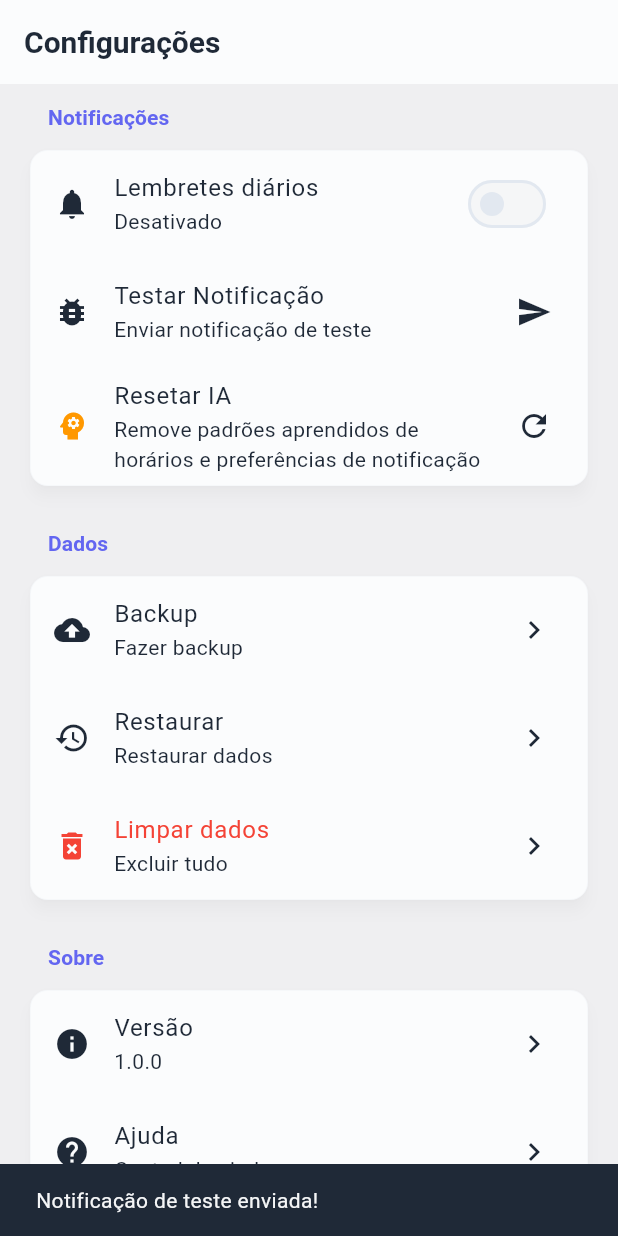
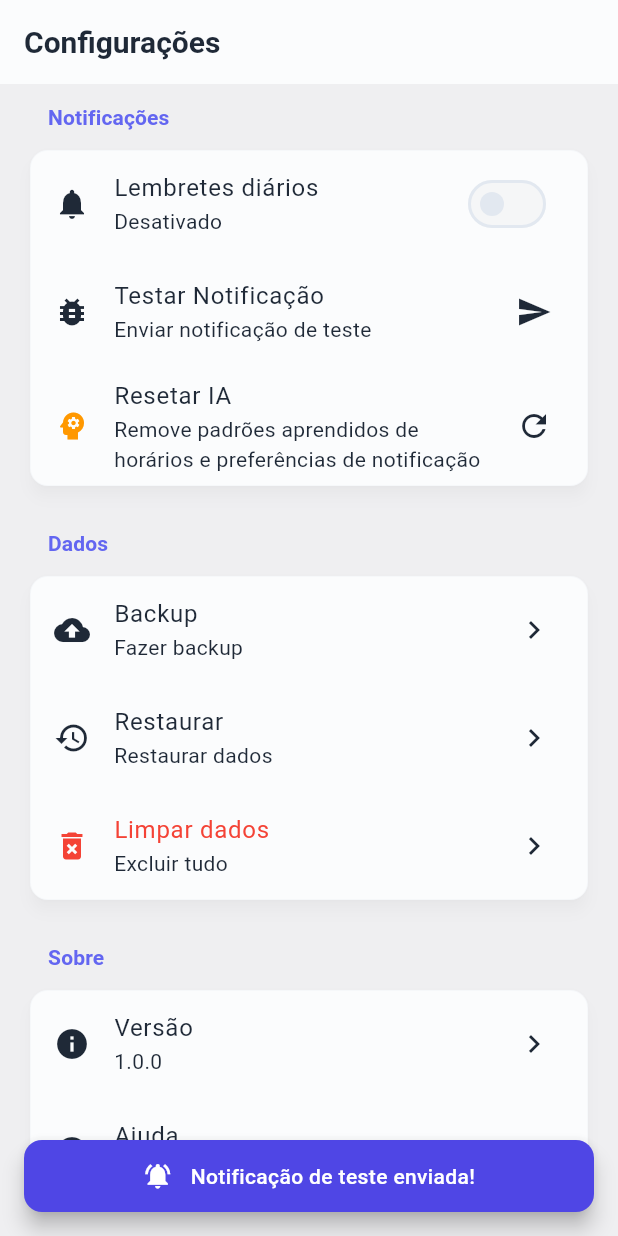
Before and after one commit to eduardopahl/mood_dot, a Flutter app: the SettingsPage screen opened directly, scrolled down 208 dp, after a tap on "Testar Notificação", on a phone screen of 412 x 824 dp. Run offline on Flutter 3.47's test engine with Material 3 defaults, Android fonts, the phone set to English and light mode, and no system bars; our stand-ins replace fl_chart, flutter_local_notifications, flutter_riverpod, hive, hive_flutter, shared_preferences; accounts and stored records are empty.

Commit message:
feat: implement standardized SnackBar system

```diff
--- a/lib/presentation/pages/home_page.dart
+++ b/lib/presentation/pages/home_page.dart
@@ -5,6 +5,7 @@ import '../providers/mood_providers.dart';
 import '../../domain/entities/mood_entry.dart';
 import 'add_mood_page.dart';
 import '../widgets/daily_mood_card.dart';
+import '../widgets/app_snackbar.dart';
 import '../theme/app_theme.dart';
 
 // Provider para controlar se devemos mostrar histórico completo
@@ -413,9 +414,7 @@ class HomePage extends ConsumerWidget {
       ref.invalidate(moodEntriesProvider);
 
       if (context.mounted) {
-        ScaffoldMessenger.of(context).showSnackBar(
-          const SnackBar(content: Text('Registro excluído com sucesso')),
-        );
+        AppSnackBar.showSuccess(context, 'Registro excluído com sucesso');
       }
     }
   }
--- a/lib/presentation/pages/settings_page.dart
+++ b/lib/presentation/pages/settings_page.dart
@@ -2,6 +2,7 @@ import 'package:flutter/material.dart';
 import 'package:flutter_riverpod/flutter_riverpod.dart';
 import '../providers/theme_provider.dart';
 import '../providers/reminder_provider.dart';
+import '../widgets/app_snackbar.dart';
 
 class SettingsPage extends ConsumerWidget {
   const SettingsPage({super.key});
@@ -198,8 +199,9 @@ class SettingsPage extends ConsumerWidget {
       onTap: () async {
         debugPrint('Test button pressed');
         await ref.read(reminderStateProvider.notifier).testNotification();
-        ScaffoldMessenger.of(context).showSnackBar(
-          const SnackBar(content: Text('Notificação de teste enviada!')),
+        AppSnackBar.showNotificationSuccess(
+          context,
+          'Notificação de teste enviada!',
         );
       },
     );
@@ -247,11 +249,9 @@ class SettingsPage extends ConsumerWidget {
           final notificationService = ref.read(notificationServiceProvider);
           await notificationService.resetLearningSystem();
 
-          ScaffoldMessenger.of(context).showSnackBar(
-            const SnackBar(
-              content: Text('🧠 Sistema inteligente resetado com sucesso!'),
-              backgroundColor: Colors.orange,
-            ),
+          AppSnackBar.showAISuccess(
+            context,
+            'Sistema inteligente resetado com sucesso!',
           );
         }
       },
--- a/lib/presentation/theme/app_theme.dart
+++ b/lib/presentation/theme/app_theme.dart
@@ -19,6 +19,14 @@ class AppTheme {
   static const Color darkMoodNeutral = Color(0xFFFFD700); // Gold
   static const Color darkMoodGood = Color(0xFF90EE90); // Light Green
   static const Color darkMoodVeryGood = Color(0xFF228B22); // Forest Green
+
+  // Cores para SnackBar
+  static const Color successColor = Color(0xFF059669); // Emerald-600
+  static const Color errorColor = Color(0xFFDC2626); // Red-600
+  static const Color warningColor = Color(0xFFD97706); // Amber-600
+  static const Color infoColor = Color(0xFF2563EB); // Blue-600
+  static const Color aiColor = Color(0xFF7C3AED); // Violet-600
+  static const Color notificationColor = Color(0xFF4F46E5); // Indigo-600
 
   // Cores para o Light Theme
   static const Color lightSurface = Color(0xFFF5F6F7); // Mais escuro
--- /dev/null
+++ b/lib/presentation/widgets/app_snackbar.dart
@@ -0,0 +1,180 @@
+import 'package:flutter/material.dart';
+import '../theme/app_theme.dart';
+
+/// Utilitário para SnackBars padronizados no app
+class AppSnackBar {
+  AppSnackBar._();
+
+  /// SnackBar de sucesso (verde)
+  static void showSuccess(
+    BuildContext context,
+    String message, {
+    Duration? duration,
+    SnackBarAction? action,
+  }) {
+    _show(
+      context,
+      message: message,
+      backgroundColor: AppTheme.successColor,
+      icon: Icons.check_circle_outline,
+      iconColor: Colors.white,
+      duration: duration,
+      action: action,
+    );
+  }
+
+  /// SnackBar de erro (vermelho)
+  static void showError(
+    BuildContext context,
+    String message, {
+    Duration? duration,
+    SnackBarAction? action,
+  }) {
+    _show(
+      context,
+      message: message,
+      backgroundColor: AppTheme.errorColor,
+      icon: Icons.error_outline,
+      iconColor: Colors.white,
+      duration: duration,
+      action: action,
+    );
+  }
+
+  /// SnackBar de aviso (laranja)
+  static void showWarning(
+    BuildContext context,
+    String message, {
+    Duration? duration,
+    SnackBarAction? action,
+  }) {
+    _show(
+      context,
+      message: message,
+      backgroundColor: AppTheme.warningColor,
+      icon: Icons.warning_outlined,
+      iconColor: Colors.white,
+      duration: duration,
+      action: action,
+    );
+  }
+
+  /// SnackBar informativo (azul)
+  static void showInfo(
+    BuildContext context,
+    String message, {
+    Duration? duration,
+    SnackBarAction? action,
+  }) {
+    _show(
+      context,
+      message: message,
+      backgroundColor: AppTheme.infoColor,
+      icon: Icons.info_outline,
+      iconColor: Colors.white,
+      duration: duration,
+      action: action,
+    );
+  }
+
+  /// SnackBar personalizado
+  static void showCustom(
+    BuildContext context, {
+    required String message,
+    required Color backgroundColor,
+    IconData? icon,
+    Color? iconColor,
+    Duration? duration,
+    SnackBarAction? action,
+  }) {
+    _show(
+      context,
+      message: message,
+      backgroundColor: backgroundColor,
+      icon: icon,
+      iconColor: iconColor,
+      duration: duration,
+      action: action,
+    );
+  }
+
+  /// Método interno para mostrar o SnackBar
+  static void _show(
+    BuildContext context, {
+    required String message,
+    required Color backgroundColor,
+    IconData? icon,
+    Color? iconColor,
+    Duration? duration,
+    SnackBarAction? action,
+  }) {
+    // Remove qualquer SnackBar ativo antes de mostrar o novo
+    ScaffoldMessenger.of(context).clearSnackBars();
+
+    ScaffoldMessenger.of(context).showSnackBar(
+      SnackBar(
+        content: Row(
+          mainAxisAlignment: MainAxisAlignment.center,
+          mainAxisSize: MainAxisSize.min,
+          children: [
+            if (icon != null) ...[
+              Icon(icon, color: iconColor ?? Colors.white, size: 20),
+              const SizedBox(width: 12),
+            ],
+            Flexible(
+              child: Text(
+                message,
+                style: const TextStyle(
+                  color: Colors.white,
+                  fontSize: 14,
+                  fontWeight: FontWeight.w500,
+                ),
+                textAlign: TextAlign.center,
+              ),
+            ),
+          ],
+        ),
+        backgroundColor: backgroundColor,
+        behavior: SnackBarBehavior.floating,
+        duration: duration ?? const Duration(seconds: 3),
+        action: action,
+        margin: const EdgeInsets.all(16),
+        shape: RoundedRectangleBorder(borderRadius: BorderRadius.circular(12)),
+        elevation: 6,
+      ),
+    );
+  }
+
+  /// SnackBar específico para o sistema inteligente
+  static void showAISuccess(BuildContext context, String message) {
+    showCustom(
+      context,
+      message: message,
+      backgroundColor: AppTheme.aiColor,
+      icon: Icons.psychology,
+      iconColor: Colors.white,
+    );
+  }
+
+  /// SnackBar específico para notificações
+  static void showNotificationSuccess(BuildContext context, String message) {
+    showCustom(
+      context,
+      message: message,
+      backgroundColor: AppTheme.notificationColor,
+      icon: Icons.notifications_active,
+      iconColor: Colors.white,
+    );
+  }
+
+  /// SnackBar específico para mood entries
+  static void showMoodSuccess(BuildContext context, String message) {
+    showCustom(
+      context,
+      message: message,
+      backgroundColor: AppTheme.secondaryColor,
+      icon: Icons.emoji_emotions,
+      iconColor: Colors.white,
+    );
+  }
+}
```
Also changed, not shown: lib/presentation/pages/add_mood_page.dart (+7 -17 lines), 1 other file.
